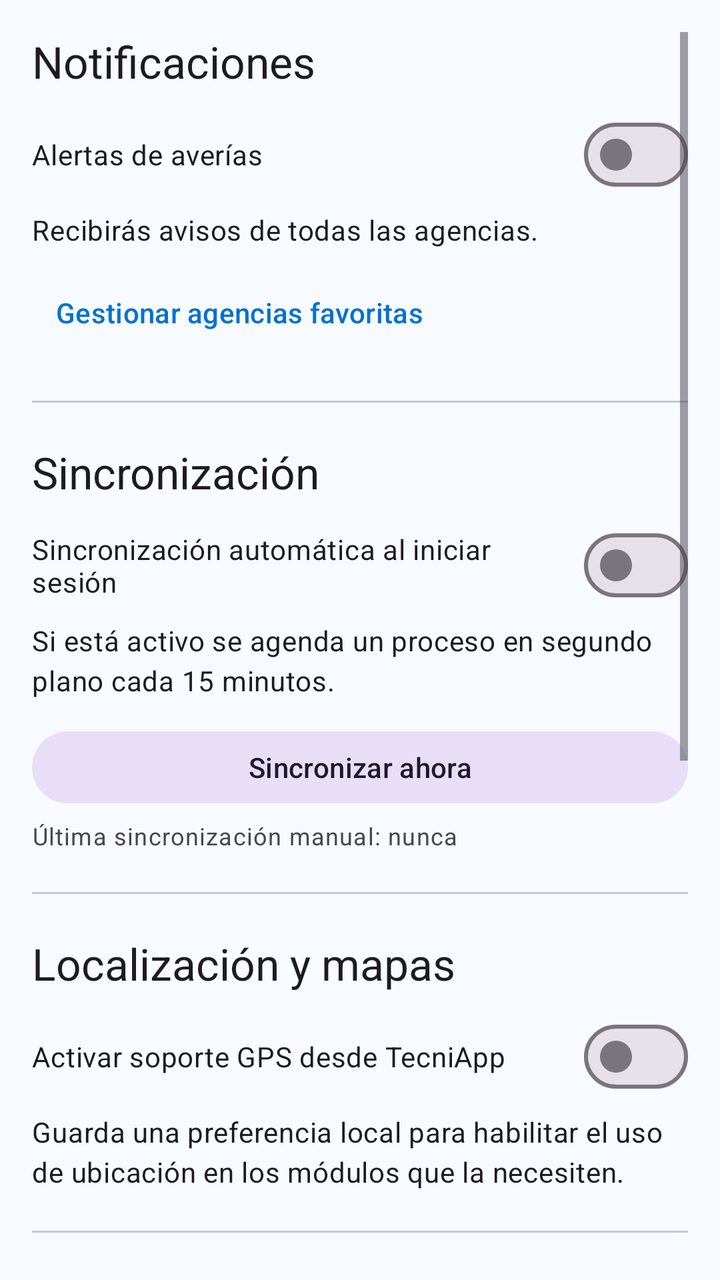
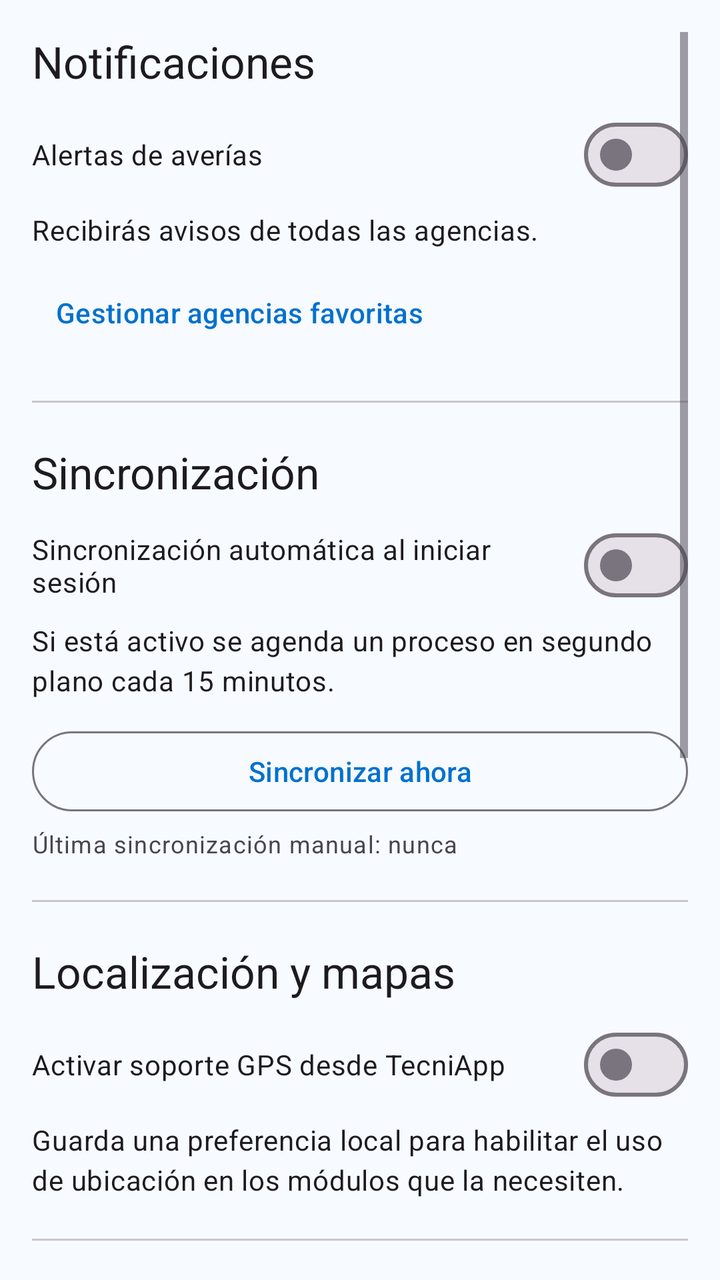

Two renders of the same Android screen: before a commit and after it. Below are the layout's source before the change and the commit's diff.
<!-- AndroidManifest.xml: application theme Theme.TecniAppICE -->
<!-- res/layout/fragment_settings.xml -->
<?xml version="1.0" encoding="utf-8"?>
<ScrollView xmlns:android="http://schemas.android.com/apk/res/android"
    xmlns:app="http://schemas.android.com/apk/res-auto"
    android:layout_width="match_parent"
    android:layout_height="match_parent"
    android:padding="16dp">

    <LinearLayout
        android:layout_width="match_parent"
        android:layout_height="wrap_content"
        android:orientation="vertical">

        <TextView
            android:id="@+id/titleNotifications"
            style="@style/TextAppearance.Material3.TitleLarge"
            android:layout_width="match_parent"
            android:layout_height="wrap_content"
            android:text="@string/settings_section_notifications" />

        <com.google.android.material.materialswitch.MaterialSwitch
            android:id="@+id/switchNotificaciones"
            android:layout_width="match_parent"
            android:layout_height="wrap_content"
            android:layout_marginTop="8dp"
            android:text="@string/settings_notifications_toggle" />

        <TextView
            android:id="@+id/textNotificationSummary"
            style="@style/TextAppearance.Material3.BodyMedium"
            android:layout_width="match_parent"
            android:layout_height="wrap_content"
            android:layout_marginTop="4dp"
            android:text="@string/settings_notifications_summary_all" />

        <com.google.android.material.button.MaterialButton
            android:id="@+id/btnNotificationAgencies"
            style="@style/Widget.Material3.Button.TextButton"
            android:layout_width="wrap_content"
            android:layout_height="wrap_content"
            android:layout_marginTop="8dp"
            android:text="@string/settings_notifications_manage_agencies" />

        <com.google.android.material.divider.MaterialDivider
            android:layout_width="match_parent"
            android:layout_height="wrap_content"
            android:layout_marginTop="20dp" />

        <TextView
            android:id="@+id/titleSync"
            style="@style/TextAppearance.Material3.TitleLarge"
            android:layout_width="match_parent"
            android:layout_height="wrap_content"
            android:layout_marginTop="20dp"
            android:text="@string/settings_section_sync" />

        <com.google.android.material.materialswitch.MaterialSwitch
            android:id="@+id/switchAutoSync"
            android:layout_width="match_parent"
            android:layout_height="wrap_content"
            android:layout_marginTop="8dp"
            android:text="@string/settings_auto_sync_toggle" />

        <TextView
            android:id="@+id/textAutoSyncSummary"
            style="@style/TextAppearance.Material3.BodyMedium"
            android:layout_width="match_parent"
            android:layout_height="wrap_content"
            android:layout_marginTop="4dp"
            android:text="@string/settings_auto_sync_summary" />

        <com.google.android.material.button.MaterialButton
            android:id="@+id/btnSincronizarAhora"
            style="@style/Widget.Material3.Button.FilledTonalButton"
            android:layout_width="match_parent"
            android:layout_height="wrap_content"
            android:layout_marginTop="12dp"
            android:text="@string/settings_sync_now" />

        <TextView
            android:id="@+id/textLastSync"
            style="@style/TextAppearance.Material3.BodySmall"
            android:layout_width="match_parent"
            android:layout_height="wrap_content"
            android:layout_marginTop="4dp"
            android:text="@string/settings_last_sync_never" />

        <com.google.android.material.divider.MaterialDivider
            android:layout_width="match_parent"
            android:layout_height="wrap_content"
            android:layout_marginTop="20dp" />

        <TextView
            android:id="@+id/titleLocation"
            style="@style/TextAppearance.Material3.TitleLarge"
            android:layout_width="match_parent"
            android:layout_height="wrap_content"
            android:layout_marginTop="20dp"
            android:text="@string/settings_section_location" />

        <com.google.android.material.materialswitch.MaterialSwitch
            android:id="@+id/switchGps"
            android:layout_width="match_parent"
            android:layout_height="wrap_content"
            android:layout_marginTop="8dp"
            android:text="@string/settings_gps_toggle" />

        <TextView
            android:id="@+id/textGpsSummary"
            style="@style/TextAppearance.Material3.BodyMedium"
            android:layout_width="match_parent"
            android:layout_height="wrap_content"
            android:layout_marginTop="4dp"
            android:text="@string/settings_gps_summary" />

        <com.google.android.material.divider.MaterialDivider
            android:layout_width="match_parent"
            android:layout_height="wrap_content"
            android:layout_marginTop="20dp" />

        <TextView
            android:id="@+id/titleAppearance"
            style="@style/TextAppearance.Material3.TitleLarge"
            android:layout_width="match_parent"
            android:layout_height="wrap_content"
            android:layout_marginTop="20dp"
            android:text="@string/settings_section_appearance" />

        <com.google.android.material.materialswitch.MaterialSwitch
            android:id="@+id/switchDarkTheme"
            android:layout_width="match_parent"
            android:layout_height="wrap_content"
            android:layout_marginTop="8dp"
            android:text="@string/settings_dark_theme_toggle" />

        <TextView
            android:id="@+id/textAppearanceSummary"
            style="@style/TextAppearance.Material3.BodyMedium"
            android:layout_width="match_parent"
            android:layout_height="wrap_content"
            android:layout_marginTop="4dp"
            android:text="@string/settings_dark_theme_summary" />

        <com.google.android.material.divider.MaterialDivider
            android:layout_width="match_parent"
            android:layout_height="wrap_content"
            android:layout_marginTop="20dp" />

        <TextView
            android:id="@+id/titleAccount"
            style="@style/TextAppearance.Material3.TitleLarge"
            android:layout_width="match_parent"
            android:layout_height="wrap_content"
            android:layout_marginTop="20dp"
            android:text="@string/settings_section_account" />

        <TextView
            android:id="@+id/textAccountName"
            style="@style/TextAppearance.Material3.BodyLarge"
            android:layout_width="match_parent"
            android:layout_height="wrap_content"
            android:layout_marginTop="8dp"
            android:text="@string/settings_account_name_placeholder" />

        <TextView
            android:id="@+id/textAccountEmail"
            style="@style/TextAppearance.Material3.BodyMedium"
            android:layout_width="match_parent"
            android:layout_height="wrap_content"
            android:layout_marginTop="2dp"
            android:text="@string/settings_account_email_placeholder" />

        <TextView
            android:id="@+id/textAccountAgency"
            style="@style/TextAppearance.Material3.BodyMedium"
            android:layout_width="match_parent"
            android:layout_height="wrap_content"
            android:layout_marginTop="2dp"
            android:text="@string/settings_account_agency_placeholder" />

        <com.google.android.material.button.MaterialButton
            android:id="@+id/btnCerrarSesion"
            style="@style/Widget.Material3.Button.OutlinedButton"
            android:layout_width="match_parent"
            android:layout_height="wrap_content"
            android:layout_marginTop="16dp"
            android:text="@string/settings_sign_out"
            android:textColor="?attr/colorError" />

        <com.google.android.material.divider.MaterialDivider
            android:layout_width="match_parent"
            android:layout_height="wrap_content"
            android:layout_marginTop="20dp" />

        <TextView
            android:id="@+id/titleAdvanced"
            style="@style/TextAppearance.Material3.TitleLarge"
            android:layout_width="match_parent"
            android:layout_height="wrap_content"
            android:layout_marginTop="20dp"
            android:text="@string/settings_section_advanced" />

        <TextView
            android:id="@+id/textVersion"
            style="@style/TextAppearance.Material3.BodyMedium"
            android:layout_width="match_parent"
            android:layout_height="wrap_content"
            android:layout_marginTop="8dp"
            android:text="@string/settings_version_placeholder" />

    </LinearLayout>
</ScrollView>
<!-- resources referenced by this layout -->
<resources>
  <string name="settings_account_agency_placeholder">Agencia asignada</string>
  <string name="settings_account_email_placeholder">Correo electrónico del técnico</string>
  <string name="settings_account_name_placeholder">Nombre del técnico</string>
  <string name="settings_auto_sync_summary">Si está activo se agenda un proceso en segundo plano cada 15 minutos.</string>
  <string name="settings_auto_sync_toggle">Sincronización automática al iniciar sesión</string>
  <string name="settings_dark_theme_summary">Activa el modo oscuro para reducir el brillo en condiciones nocturnas.</string>
  <string name="settings_dark_theme_toggle">Usar tema oscuro</string>
  <string name="settings_gps_summary">Guarda una preferencia local para habilitar el uso de ubicación en los módulos que la necesiten.</string>
  <string name="settings_gps_toggle">Activar soporte GPS desde TecniApp</string>
  <string name="settings_last_sync_never">Última sincronización manual: nunca</string>
  <string name="settings_notifications_manage_agencies">Gestionar agencias favoritas</string>
  <string name="settings_notifications_summary_all">Recibirás avisos de todas las agencias.</string>
  <string name="settings_notifications_toggle">Alertas de averías</string>
  <string name="settings_section_account">Cuenta</string>
  <string name="settings_section_advanced">Avanzado</string>
  <string name="settings_section_appearance">Apariencia</string>
  <string name="settings_section_location">Localización y mapas</string>
  <string name="settings_section_notifications">Notificaciones</string>
  <string name="settings_section_sync">Sincronización</string>
  <string name="settings_sign_out">Cerrar sesión</string>
  <string name="settings_sync_now">Sincronizar ahora</string>
  <string name="settings_version_placeholder">Versión: %1$s</string>
  <color name="ice_blue">#0071CE</color>
  <color name="white">#FFFFFFFF</color>
  <color name="ice_yellow">#FFDD00</color>
  <color name="black">#FF000000</color>
  <color name="surface_light">#CCFFFFFF</color>
  <color name="on_light">#0A0A0A</color>
  <color name="surface_variant_light">#EAF3FF</color>
  <color name="error_500">#D32F2F</color>
  <color name="success_500">#4CAF50</color>
  <color name="bg_light">#F7FAFF</color>
  <style name="Tecni.Card" parent="Widget.Material3.CardView.Elevated">
          <item name="cardCornerRadius">20dp</item>
          <item name="cardElevation">3dp</item>
          <item name="strokeWidth">0dp</item>
      </style>
  <style name="Tecni.Button" parent="Widget.Material3.Button.TonalButton">
          <item name="android:minHeight">44dp</item>
      </style>
  <style name="Tecni.Chip" parent="Widget.Material3.Chip.Filter">
          <item name="android:minHeight">36dp</item>
      </style>
  <style name="Tecni.Toolbar" parent="Widget.Material3.Toolbar">
          <item name="android:elevation">2dp</item>
      </style>
  <!-- unchanged entries left out for length: 1 -->
</resources>

<!-- the commit's change to res/layout/fragment_settings.xml (unified diff, before → after) -->
@@ -70,7 +70,7 @@
 
         <com.google.android.material.button.MaterialButton
             android:id="@+id/btnSincronizarAhora"
-            style="@style/Widget.Material3.Button.FilledTonalButton"
+            style="@style/Widget.Material3.Button.OutlinedButton"
             android:layout_width="match_parent"
             android:layout_height="wrap_content"
             android:layout_marginTop="12dp"
@@ -178,13 +178,21 @@
             android:text="@string/settings_account_agency_placeholder" />
 
         <com.google.android.material.button.MaterialButton
-            android:id="@+id/btnCerrarSesion"
-            style="@style/Widget.Material3.Button.OutlinedButton"
-            android:layout_width="match_parent"
-            android:layout_height="wrap_content"
-            android:layout_marginTop="16dp"
-            android:text="@string/settings_sign_out"
-            android:textColor="?attr/colorError" />
+    android:id="@+id/btnCerrarSesion"
+    style="@style/Widget.Material3.Button.TonalButton"
+    android:layout_width="match_parent"
+    android:layout_height="wrap_content"
+    android:layout_marginTop="16dp"
+    android:text="@string/settings_sign_out"
+    android:textAllCaps="false"
+    android:textColor="@android:color/white"
+    android:backgroundTint="@color/red"
+    app:cornerRadius="20dp"
+    app:icon="@drawable/ic_logout"
+    app:iconGravity="textStart"
+    app:iconPadding="8dp"
+    app:iconTint="@color/white" />
+
 
         <com.google.android.material.divider.MaterialDivider
             android:layout_width="match_parent"
<!-- resource entries referenced after the edit -->
@@ -1,5 +1,6 @@
 <!-- resources referenced by this layout -->
 <resources>
+  <color name="red">#D32F2F</color>
   <string name="settings_account_agency_placeholder">Agencia asignada</string>
   <string name="settings_account_email_placeholder">Correo electrónico del técnico</string>
   <string name="settings_account_name_placeholder">Nombre del técnico</string>
@@ -24,6 +25,12 @@
   <string name="settings_version_placeholder">Versión: %1$s</string>
   <color name="ice_blue">#0071CE</color>
   <color name="white">#FFFFFFFF</color>
+  <!-- drawable ic_logout (drawable) -->
+  <vector xmlns:android="http://schemas.android.com/apk/res/android" android:autoMirrored="true" android:height="24dp" android:tint="#000000" android:viewportHeight="24" android:viewportWidth="24" android:width="24dp">
+        
+      <path android:fillColor="@android:color/white" android:pathData="M17,7l-1.41,1.41L18.17,11H8v2h10.17l-2.58,2.58L17,17l5,-5zM4,5h8V3H4c-1.1,0 -2,0.9 -2,2v14c0,1.1 0.9,2 2,2h8v-2H4V5z"/>
+      
+  </vector>
   <color name="ice_yellow">#FFDD00</color>
   <color name="black">#FF000000</color>
   <color name="surface_light">#CCFFFFFF</color>
